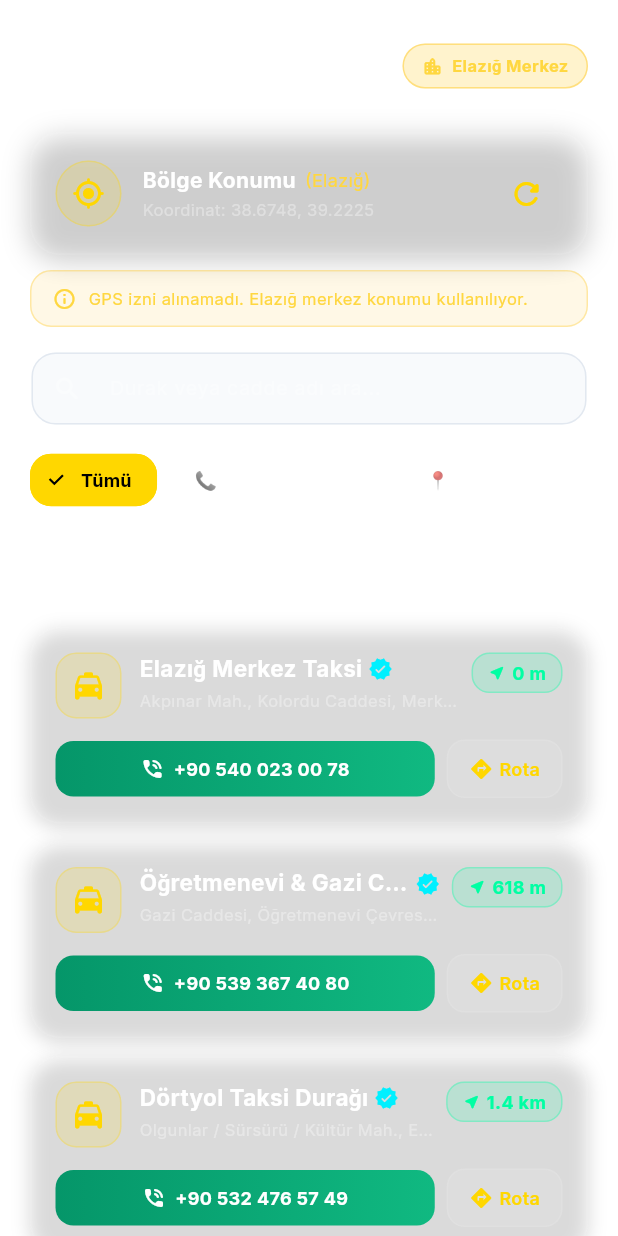
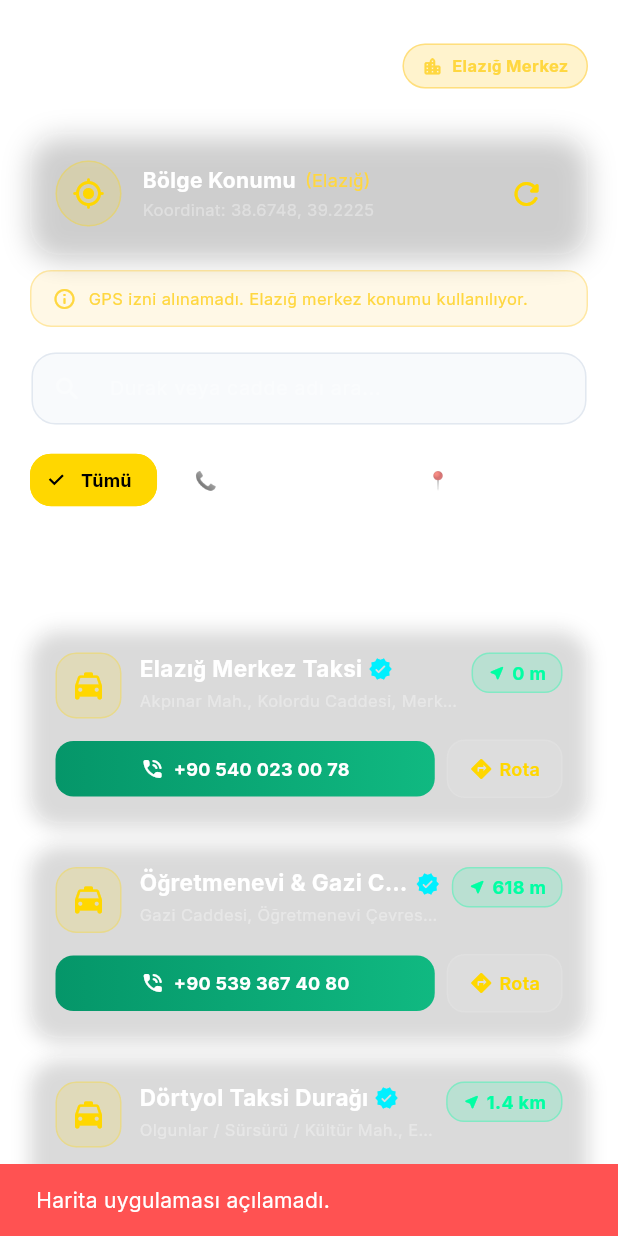
Before and after one commit to Halit1elnehsen/kolay-iletisim-, a Flutter app: the TaxiScreen screen opened directly, after a tap on "Rota", on a phone screen of 412 x 824 dp. Run offline on Flutter 3.47's test engine with Material 3 defaults, Android fonts, the phone set to English and light mode, and no system bars; our stand-ins replace camera, flutter_map, flutter_tts, geocoding, geolocator, google_fonts and 5 more; accounts and stored records are empty; network calls fail; Roboto replaces fonts that are missing (Poppins).

Commit message:
fix(taxi): add dial/https/geo intent queries, direct launchUrl, and map error snackbar

```diff
--- a/lib/screens/taxi_screen.dart
+++ b/lib/screens/taxi_screen.dart
@@ -750,7 +750,17 @@ class _TaxiScreenState extends State<TaxiScreen> {
 
               // Harita Butonu
               InkWell(
-                onTap: () => TaxiService.instance.openInMaps(taxi.lat, taxi.lon),
+                onTap: () async {
+                  final ok = await TaxiService.instance.openInMaps(taxi.lat, taxi.lon);
+                  if (!ok && mounted) {
+                    ScaffoldMessenger.of(context).showSnackBar(
+                      const SnackBar(
+                        content: Text('Harita uygulaması açılamadı.'),
+                        backgroundColor: Colors.redAccent,
+                      ),
+                    );
+                  }
+                },
                 borderRadius: BorderRadius.circular(12),
                 child: Container(
                   padding: const EdgeInsets.symmetric(vertical: 10, horizontal: 14),
--- a/lib/services/taxi_service.dart
+++ b/lib/services/taxi_service.dart
@@ -108,30 +108,31 @@ class TaxiService {
     final cleanNumber = phone.replaceAll(RegExp(r'[^0-9+]'), '');
     if (cleanNumber.isEmpty) return false;
 
-    final uri = Uri.parse('tel:$cleanNumber');
     try {
-      if (await canLaunchUrl(uri)) {
-        return await launchUrl(uri);
-      }
+      // tel: arama ekranını açar; kullanıcı yeşil tuşa basar (ek izin gerekmez)
+      return await launchUrl(Uri(scheme: 'tel', path: cleanNumber));
     } catch (e) {
       AppLogger.e(_tag, 'Arama başlatılamadı: $phone', e);
+      return false;
     }
-    return false;
   }
 
   /// Google Haritalar üzerinde rotayı / konumu açar
   Future<bool> openInMaps(double targetLat, double targetLon) async {
-    final uri = Uri.parse(
-      'https://www.google.com/maps/dir/?api=1&destination=$targetLat,$targetLon',
+    final web = Uri.parse(
+      'https://www.google.com/maps/dir/?api=1&destination=$targetLat,$targetLon&travelmode=driving',
     );
     try {
-      if (await canLaunchUrl(uri)) {
-        return await launchUrl(uri, mode: LaunchMode.externalApplication);
-      }
+      if (await launchUrl(web, mode: LaunchMode.externalApplication)) return true;
+      // Yedek: cihazdaki herhangi bir harita uygulaması
+      return await launchUrl(
+        Uri.parse('geo:$targetLat,$targetLon?q=$targetLat,$targetLon'),
+        mode: LaunchMode.externalApplication,
+      );
     } catch (e) {
       AppLogger.e(_tag, 'Harita açılamadı', e);
+      return false;
     }
-    return false;
   }
 
   /// Kullanıcı koordinatlarına göre dinamik mesafesi hesaplanan doğrulanmış yerel taksi durakları
```
Also changed, not shown: lib/services/map_launcher_service.dart (+7 -4 lines), 1 other file.
